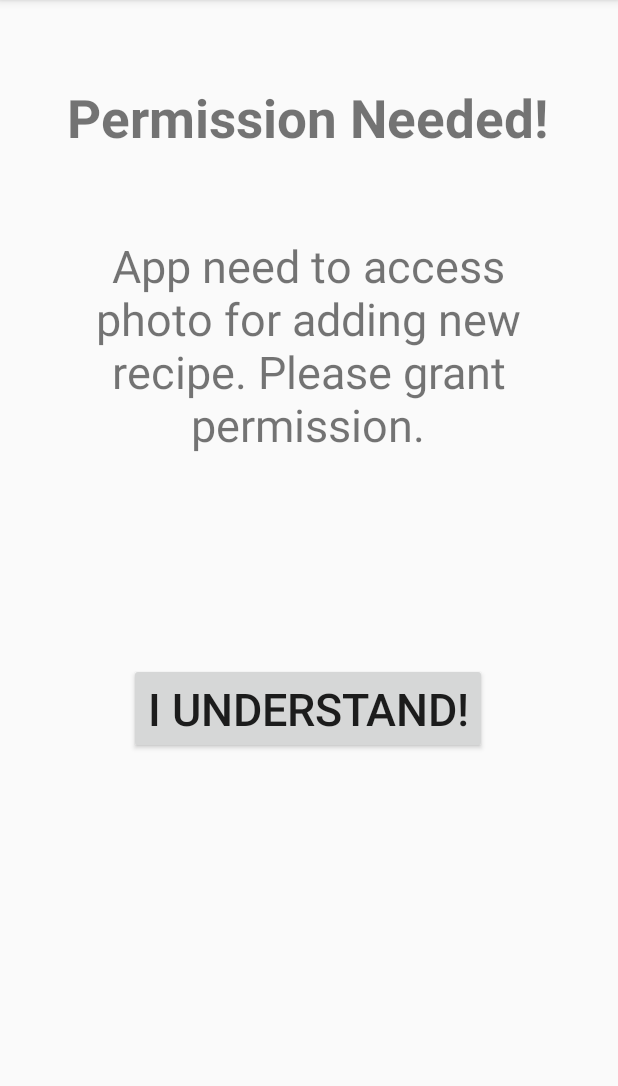
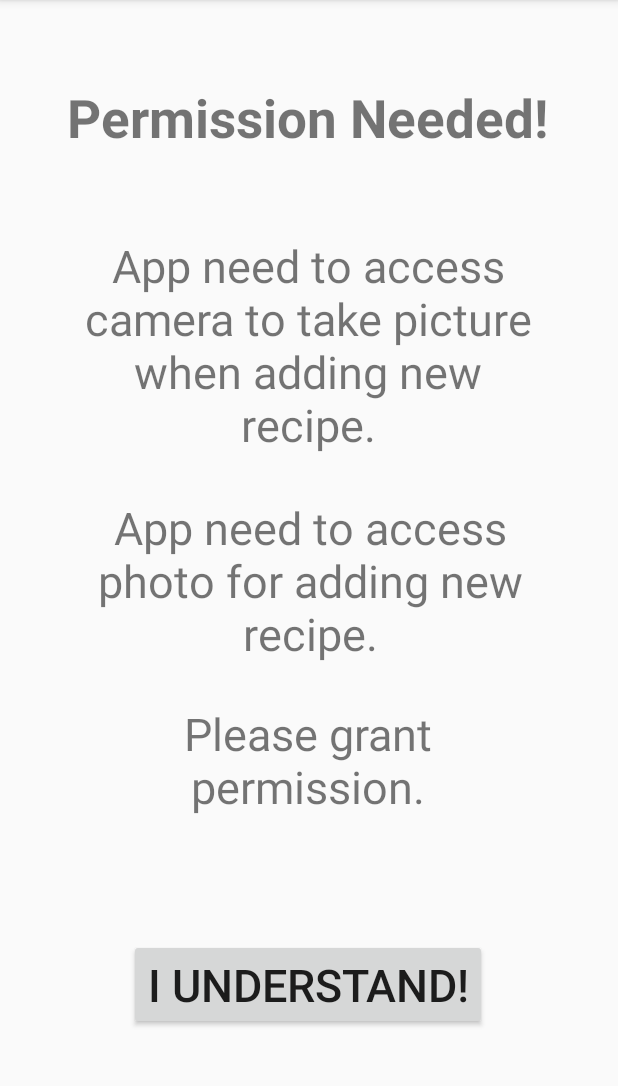
Before and after one commit to baguspribadi99/1706043941_BagusPribadi_CookOwl, an Android app: the fragment PermissionFragment placed in its activity, on a phone screen of 412 x 824 dp, the part 84-1170 px from its top. Run offline under Robolectric (Android 15) with nearby library versions, the phone set to English and light mode, and no system bars; our stand-ins replace Room's generated code.

Commit message:
minor fixes and add camera permission

```diff
--- a/app/src/main/AndroidManifest.xml
+++ b/app/src/main/AndroidManifest.xml
@@ -2,6 +2,7 @@
 <manifest xmlns:android="http://schemas.android.com/apk/res/android"
     package="id.ac.ui.cs.mobileprogramming.baguspribadi.cookowl">
 
+    <uses-permission android:name="android.permission.CAMERA" />
     <uses-permission android:name="android.permission.READ_EXTERNAL_STORAGE" />
     <uses-permission android:name="android.permission.ACCESS_NETWORK_STATE" />
     <uses-permission android:name="android.permission.INTERNET" />
--- a/app/src/main/java/id/ac/ui/cs/mobileprogramming/baguspribadi/cookowl/GlRippleFragment.kt
+++ b/app/src/main/java/id/ac/ui/cs/mobileprogramming/baguspribadi/cookowl/GlRippleFragment.kt
@@ -5,9 +5,7 @@ import android.os.Bundle
 import android.view.LayoutInflater
 import android.view.View
 import android.view.ViewGroup
-import android.widget.Button
 import androidx.fragment.app.Fragment
-import kotlinx.android.synthetic.main.gl_fragment.*
 import r21nomi.com.glrippleview.GLRippleView
 
 class GlRippleFragment : Fragment() {
--- a/app/src/main/java/id/ac/ui/cs/mobileprogramming/baguspribadi/cookowl/MainActivity.kt
+++ b/app/src/main/java/id/ac/ui/cs/mobileprogramming/baguspribadi/cookowl/MainActivity.kt
@@ -10,8 +10,6 @@ import android.content.pm.PackageManager
 import android.content.res.Configuration
 import android.graphics.Bitmap
 import android.graphics.BitmapFactory
-import android.graphics.drawable.BitmapDrawable
-import android.graphics.drawable.Drawable
 import android.net.ConnectivityManager
 import android.os.Bundle
 import android.os.Environment
@@ -40,16 +38,19 @@ class MainActivity : AppCompatActivity() {
     var language: String? = ""
     var pictureTaken: Bitmap? = null
 
-    private val READ_REQUEST_CODE = 101
+    private val PERMISSION_REQUEST_CODE = 101
 
     override fun onCreate(savedInstanceState: Bundle?) {
         super.onCreate(savedInstanceState)
         loadLocale()
         setContentView(R.layout.activity_main)
 
-        if (ContextCompat.checkSelfPermission(this@MainActivity, Manifest.permission.READ_EXTERNAL_STORAGE) !=
-            PackageManager.PERMISSION_GRANTED) {
-            ActivityCompat.requestPermissions(this@MainActivity, arrayOf(Manifest.permission.READ_EXTERNAL_STORAGE), READ_REQUEST_CODE)
+        if (ContextCompat.checkSelfPermission(this@MainActivity, Manifest.permission.CAMERA) != PackageManager.PERMISSION_GRANTED ||
+            ContextCompat.checkSelfPermission(this@MainActivity, Manifest.permission.READ_EXTERNAL_STORAGE) != PackageManager.PERMISSION_GRANTED) {
+            ActivityCompat.requestPermissions(this@MainActivity, arrayOf(
+                Manifest.permission.CAMERA,
+                Manifest.permission.READ_EXTERNAL_STORAGE),
+                PERMISSION_REQUEST_CODE)
         }
         else {
             loadFragment(LoginFragment.newInstance(), false)
@@ -201,8 +202,10 @@ class MainActivity : AppCompatActivity() {
 
     override fun onRequestPermissionsResult(requestCode: Int, permissions: Array<String>, grantResults: IntArray) {
         when (requestCode) {
-            READ_REQUEST_CODE -> {
-                if (grantResults.isEmpty() || grantResults[0] != PackageManager.PERMISSION_GRANTED) {
+            PERMISSION_REQUEST_CODE -> {
+                if (grantResults.isEmpty() ||
+                    grantResults[0] != PackageManager.PERMISSION_GRANTED ||
+                    grantResults[1] != PackageManager.PERMISSION_GRANTED) {
                     Toast.makeText(this@MainActivity, "Permission Denied", Toast.LENGTH_SHORT).show()
                     loadFragment(PermissionFragment.newInstance(), false)
                 } else {
--- a/app/src/main/java/id/ac/ui/cs/mobileprogramming/baguspribadi/cookowl/RegisterFragment.kt
+++ b/app/src/main/java/id/ac/ui/cs/mobileprogramming/baguspribadi/cookowl/RegisterFragment.kt
@@ -27,7 +27,10 @@ class RegisterFragment : Fragment() {
 
         val btnRegister = view.findViewById<Button>(R.id.submit)
         btnRegister.setOnClickListener() {
-            insertDataToDatabase()
+            var isOnline = (context as MainActivity).isOnline()
+            if(isOnline){
+                insertDataToDatabase()
+            }
         }
         return view
     }
--- a/app/src/main/java/id/ac/ui/cs/mobileprogramming/baguspribadi/cookowl/Util/NotificationUtil.kt
+++ b/app/src/main/java/id/ac/ui/cs/mobileprogramming/baguspribadi/cookowl/Util/NotificationUtil.kt
@@ -28,13 +28,11 @@ class NotificationUtil {
         fun showTimerExpired(context: Context){
             val startIntent = Intent(context, TimerNotificationActionReceiver::class.java)
             startIntent.action = AppConstant.ACTION_START
-            val startPendingIntent = PendingIntent.getBroadcast(context, 0, startIntent, PendingIntent.FLAG_UPDATE_CURRENT)
 
             val nBuilder = getBasicNotificationBuilder(context, CHANNEL_ID_TIMER, true)
             nBuilder.setContentTitle("Timer Expired")
                 .setContentText("Your meal is ready!")
                 .setContentIntent(getPendingIntentWithStack(context, MainActivity::class.java))
-//                .addAction(R.drawable.ic_play_arrow, "Done", startPendingIntent)
 
             val nManager = context.getSystemService(Context.NOTIFICATION_SERVICE) as NotificationManager
             nManager.createNotificationChannel(CHANNEL_ID_TIMER, CHANNEL_NAME_TIMER, true)
--- a/app/src/main/res/layout/permission_needed_fragment.xml
+++ b/app/src/main/res/layout/permission_needed_fragment.xml
@@ -24,7 +24,7 @@
         android:id="@+id/desc"
         android:layout_width="300sp"
         android:layout_height="wrap_content"
-        android:text="@string/permission_photo"
+        android:text="@string/permission_camera"
         android:textAlignment="center"
         android:textSize="30sp"
         app:layout_constraintBottom_toBottomOf="parent"
@@ -33,6 +33,34 @@
         app:layout_constraintStart_toStartOf="parent"
         app:layout_constraintTop_toTopOf="parent"
         app:layout_constraintVertical_bias="0.252" />
+
+    <TextView
+        android:id="@+id/desc2"
+        android:layout_width="300sp"
+        android:layout_height="wrap_content"
+        android:text="@string/permission_photo"
+        android:textAlignment="center"
+        android:textSize="30sp"
+        app:layout_constraintBottom_toBottomOf="parent"
+        app:layout_constraintEnd_toEndOf="parent"
+        app:layout_constraintHorizontal_bias="0.504"
+        app:layout_constraintStart_toStartOf="parent"
+        app:layout_constraintTop_toBottomOf="@+id/desc"
+        app:layout_constraintVertical_bias="0.079" />
+
+    <TextView
+        android:id="@+id/desc3"
+        android:layout_width="300sp"
+        android:layout_height="wrap_content"
+        android:text="@string/permission_request"
+        android:textAlignment="center"
+        android:textSize="30sp"
+        app:layout_constraintBottom_toBottomOf="parent"
+        app:layout_constraintEnd_toEndOf="parent"
+        app:layout_constraintHorizontal_bias="0.495"
+        app:layout_constraintStart_toStartOf="parent"
+        app:layout_constraintTop_toBottomOf="@+id/desc2"
+        app:layout_constraintVertical_bias="0.105" />
 
     <Button
         android:id="@+id/ok"
@@ -44,7 +72,6 @@
         app:layout_constraintEnd_toEndOf="parent"
         app:layout_constraintHorizontal_bias="0.497"
         app:layout_constraintStart_toStartOf="parent"
-        app:layout_constraintTop_toBottomOf="@+id/desc"
-        app:layout_constraintVertical_bias="0.343" />
+        app:layout_constraintTop_toBottomOf="@+id/desc3" />
 
 </androidx.constraintlayout.widget.ConstraintLayout>
--- a/app/src/main/res/values/strings.xml
+++ b/app/src/main/res/values/strings.xml
@@ -4,7 +4,9 @@
     <string name="timer_desc">This is a timer to help you out</string>
 
     <string name="permission_title" translatable="false">Permission Needed!</string>
-    <string name="permission_photo">App need to access photo for adding new recipe. Please grant permission.</string>
+    <string name="permission_camera">App need to access camera to take picture when adding new recipe.</string>
+    <string name="permission_photo">App need to access photo for adding new recipe.</string>
+    <string name="permission_request">Please grant permission.</string>
 
     <string name="login">Login</string>
     <string name="register">Register</string>
```
Also changed, not shown: app/src/main/java/id/ac/ui/cs/mobileprogramming/baguspribadi/cookowl/PermissionFragment.kt (+0 -12 lines), 1 other file.
